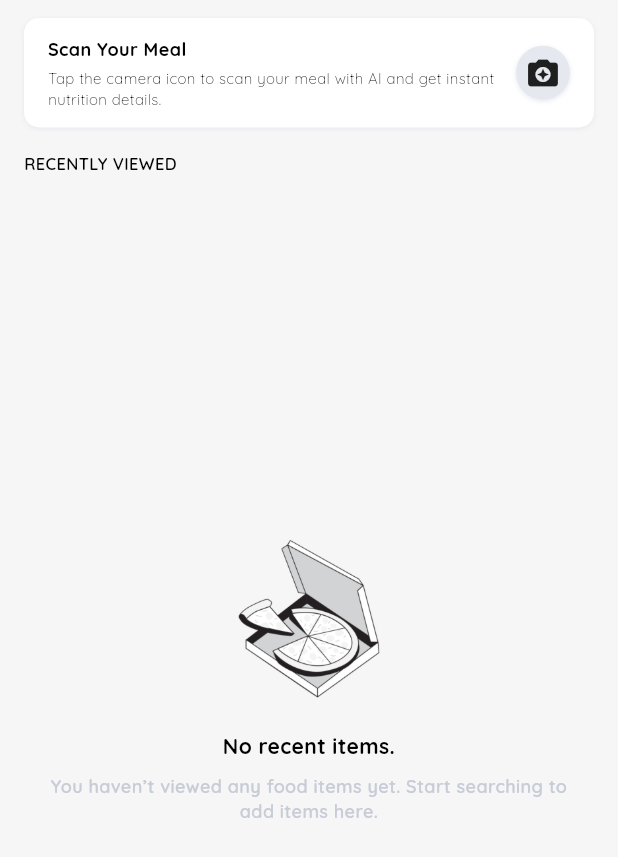
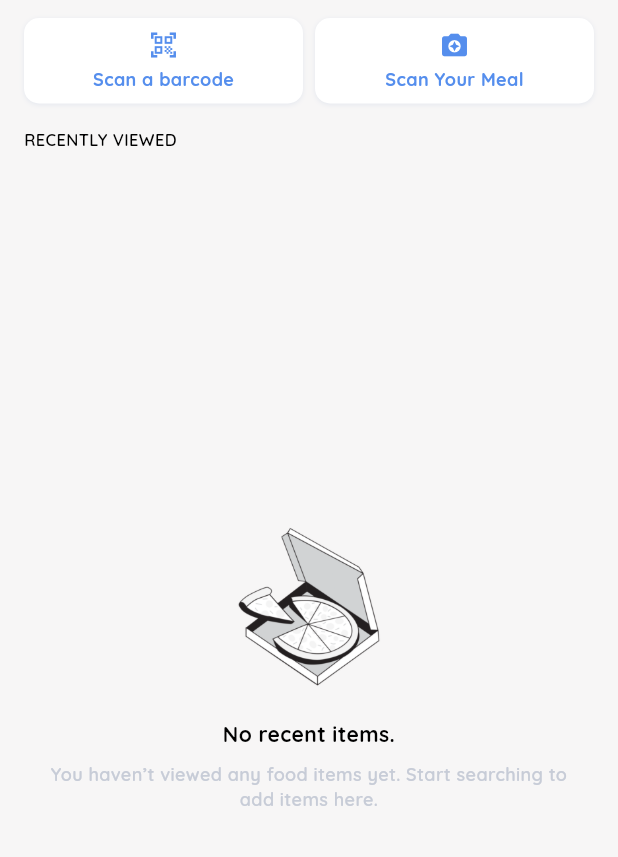
Before and after one commit to Chandrageraldy/flux, a Flutter app: the AllTabBarView widget shown alone on an empty page, opened directly with empty values, on a phone screen of 412 x 824 dp. Shown: the top 857 px of the screen. Run offline on Flutter 3.47's test engine with Material 3 defaults, Android fonts, the phone set to English and light mode, and no system bars; our stand-ins replace auto_route, dio, easy_date_timeline, flutter_dotenv, flutter_easyloading, flutter_form_builder and 8 more; missing offline and left inert: mobile_scanner; accounts and stored records are empty; statements that could not run were skipped.

Commit message:
refactor all_tab_bar_view.dart food header button

```diff
--- a/lib/app/views/food_search_page/food_search_page.dart
+++ b/lib/app/views/food_search_page/food_search_page.dart
@@ -175,6 +175,7 @@ extension _WidgetFactories on _FoodSearchPageState {
       onFoodCardPressed: _onFoodCardPressed,
       onMealScanPressed: _onMealScanPressed,
       onRefresh: _getRecentFoods,
+      onBarcodeScanPressed: _onBarcodeScannerPressed,
     );
   }
 
--- a/lib/app/views/food_search_page_tab_bar_view/all_tab_bar_view.dart
+++ b/lib/app/views/food_search_page_tab_bar_view/all_tab_bar_view.dart
@@ -10,6 +10,7 @@ class AllTabBarView extends StatelessWidget {
   final void Function(FoodResponseModel) onFoodCardPressed;
   final VoidCallback onMealScanPressed;
   final VoidCallback onRefresh;
+  final VoidCallback onBarcodeScanPressed;
 
   const AllTabBarView({
     super.key,
@@ -17,6 +18,7 @@ class AllTabBarView extends StatelessWidget {
     required this.onFoodCardPressed,
     required this.onMealScanPressed,
     required this.onRefresh,
+    required this.onBarcodeScanPressed,
   });
 
   @override
@@ -99,63 +101,50 @@ extension _WidgetFactories on AllTabBarView {
       child: Column(
         children: [
           AppStyles.kSizedBoxH12,
-          Container(
-            decoration: _Styles.getHeaderContainerDecoration(context),
-            width: AppStyles.kDoubleInfinity,
-            child: Padding(
-              padding: AppStyles.kPaddSV12H16,
-              child: Row(
-                mainAxisAlignment: MainAxisAlignment.spaceBetween,
-                spacing: AppStyles.kSpac8,
-                children: [
-                  Expanded(
-                    child: Column(
-                      spacing: AppStyles.kSpac4,
-                      crossAxisAlignment: CrossAxisAlignment.start,
-                      children: [getHeaderLabel(context), getHeaderDescriptionLabel(context)],
-                    ),
-                  ),
-                  getMealScanButton(context)
-                ],
-              ),
-            ),
-          ),
+          Row(
+            spacing: AppStyles.kSpac8,
+            children: [
+              getHeaderActionButton(
+                  context, S.current.scanABarcodeLabel, Icons.qr_code_scanner_outlined, onBarcodeScanPressed),
+              getHeaderActionButton(context, S.current.scanYourMealLabel, Icons.camera_enhance, onMealScanPressed),
+            ],
+          )
         ],
       ),
     );
   }
 
-  // Meal Scan Button
-  Widget getMealScanButton(BuildContext context) {
-    return Container(
-      padding: AppStyles.kPadd6,
-      decoration: _Styles.getMealScanContainerDecoration(context),
-      child: Icon(Icons.camera_enhance),
-    );
-  }
-
-  // Header Label
-  Widget getHeaderLabel(BuildContext context) {
-    return Text(
-      S.current.scanYourMealLabel,
-      style: _Styles.getHeaderLabelTextStyle(context),
-      textAlign: TextAlign.center,
-    );
-  }
-
-  // Header Description Label
-  Widget getHeaderDescriptionLabel(BuildContext context) {
-    return Text(
-      S.current.scanYourMealDesc,
-      style: _Styles.getHeaderDescriptionLabelTextStyle(context),
+  // Header Action Button
+  Widget getHeaderActionButton(BuildContext context, String label, IconData icon, VoidCallback onPressed) {
+    return Expanded(
+      child: GestureDetector(
+        onTap: onPressed,
+        child: Container(
+          padding: AppStyles.kPaddSV8H12,
+          decoration: _Styles.getHeaderActionButtonContainerDecoration(context),
+          child: Column(
+            mainAxisAlignment: MainAxisAlignment.center,
+            spacing: AppStyles.kSpac4,
+            children: [
+              Icon(icon, size: AppStyles.kSize20, color: context.theme.colorScheme.secondary),
+              Text(label, style: _Styles.getHeaderActionLabelTextStyle(context))
+            ],
+          ),
+        ),
+      ),
     );
   }
 }
 
 // * ----------------------------- Styles ----------------------------
 abstract class _Styles {
-  // Header Container Decoration
-  static BoxDecoration getHeaderContainerDecoration(BuildContext context) {
+  // Header Action Label Text Style
+  static TextStyle getHeaderActionLabelTextStyle(BuildContext context) {
+    return Quicksand.bold.withSize(FontSizes.small).copyWith(color: context.theme.colorScheme.secondary);
+  }
+
+  // Header Action Row Button Container Decoration
+  static BoxDecoration getHeaderActionButtonContainerDecoration(BuildContext context) {
     return BoxDecoration(
       color: context.theme.colorScheme.onPrimary,
       borderRadius: AppStyles.kRad10,
@@ -164,25 +153,4 @@ abstract class _Styles {
       ],
     );
   }
-
-  // Header Label Text Style
-  static TextStyle getHeaderLabelTextStyle(BuildContext context) {
-    return Quicksand.bold.withSize(FontSizes.small);
-  }
-
-  // Header Description Label Text Style
-  static TextStyle getHeaderDescriptionLabelTextStyle(BuildContext context) {
-    return Quicksand.light.withSize(FontSizes.extraSmall);
-  }
-
-  // Save Container Decoration
-  static BoxDecoration getMealScanContainerDecoration(BuildContext context) {
-    return BoxDecoration(
-      color: context.theme.colorScheme.tertiaryFixedDim,
-      borderRadius: AppStyles.kRad100,
-      boxShadow: [
-        BoxShadow(color: context.theme.colorScheme.tertiaryFixedDim, blurRadius: 2, offset: const Offset(0, 1)),
-      ],
-    );
-  }
 }
--- a/pubspec.yaml
+++ b/pubspec.yaml
@@ -70,6 +70,9 @@ dependencies:
   # Networking
   dio: ^5.8.0+1
 
+  # AI
+  flutter_gemini: ^3.0.0
+
 dev_dependencies:
   flutter_test:
     sdk: flutter
```
Also changed, not shown: pubspec.lock.
